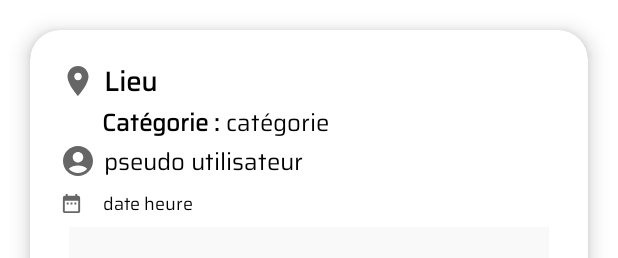
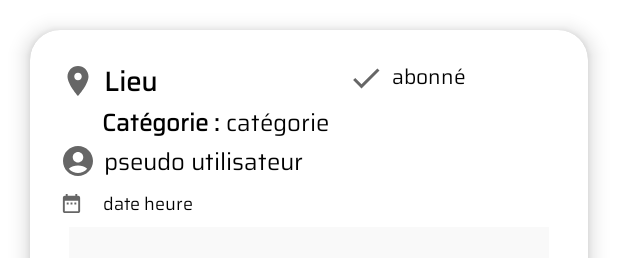
Before and after one commit to manoaiharivola/Front-m1p10android-Mirana-Manoa, an Android app: the layout publication_list_items.xml on its own in the app's theme, with its tools: preview values and no code run, on a phone screen of 412 x 824 dp. Shown: the top 258 px of the screen. Run offline under Robolectric (Android 15) with nearby library versions, the phone set to English and light mode, and no system bars.

Commit message:
affichage abonné sur liste ppublications

```diff
--- a/app/src/main/java/emds/example/com/custom/CustomListePublicationViewHolder.java
+++ b/app/src/main/java/emds/example/com/custom/CustomListePublicationViewHolder.java
@@ -11,7 +11,7 @@ import androidx.recyclerview.widget.RecyclerView;
 import emds.example.com.R;
 
 public class CustomListePublicationViewHolder extends RecyclerView.ViewHolder {
-    TextView publication_lieu, publication_utilisateur, publication_date, publication_description, publication_categorie;
+    TextView publication_lieu, publication_utilisateur, publication_date, publication_description, publication_categorie, lieu_is_abonne;
     ImageView publication_image;
     CardView cardView;
 
@@ -25,6 +25,6 @@ public class CustomListePublicationViewHolder extends RecyclerView.ViewHolder {
         publication_image = itemView.findViewById(R.id.publication_image);
         cardView = itemView.findViewById(R.id.main_container);
         publication_categorie = itemView.findViewById(R.id.publication_categorie);
-
+        lieu_is_abonne = itemView.findViewById(R.id.lieu_is_abonne);
     }
 }
--- /dev/null
+++ b/app/src/main/res/drawable/ic_baseline_check_24.xml
@@ -0,0 +1,10 @@
+<vector xmlns:android="http://schemas.android.com/apk/res/android"
+    android:width="24dp"
+    android:height="24dp"
+    android:viewportWidth="24"
+    android:viewportHeight="24"
+    android:tint="?attr/colorControlNormal">
+  <path
+      android:fillColor="@android:color/white"
+      android:pathData="M9,16.17L4.83,12l-1.42,1.41L9,19 21,7l-1.41,-1.41z"/>
+</vector>
--- a/app/src/main/res/layout/publication_list_items.xml
+++ b/app/src/main/res/layout/publication_list_items.xml
@@ -15,17 +15,48 @@
         android:orientation="vertical"
         android:weightSum="3">
 
+        <LinearLayout
+            android:layout_width="match_parent"
+            android:layout_height="wrap_content"
+            android:orientation="horizontal">
+
+            <LinearLayout
+                android:layout_width="383dp"
+                android:layout_height="wrap_content"
+                android:layout_weight="1"
+                android:orientation="horizontal">
+
                 <TextView
                     android:id="@+id/publication_lieu"
                     android:layout_width="match_parent"
                     android:layout_height="wrap_content"
                     android:drawableStart="@drawable/ic_baseline_location_on_24"
                     android:drawablePadding="5dp"
-            android:maxLines="2"
+                    android:maxLines="3"
                     android:text="Lieu"
                     android:textColor="@color/black"
                     android:textSize="18sp"
                     android:textStyle="bold" />
+            </LinearLayout>
+
+            <LinearLayout
+                android:layout_width="match_parent"
+                android:layout_height="wrap_content"
+                android:layout_weight="1"
+                android:orientation="horizontal">
+
+                <TextView
+                    android:id="@+id/lieu_is_abonne"
+                    android:layout_width="match_parent"
+                    android:layout_height="wrap_content"
+                    android:drawableStart="@drawable/ic_baseline_check_24"
+                    android:drawablePadding="5dp"
+                    android:maxLines="1"
+                    android:text="abonné"
+                    android:textColor="@color/black"
+                    android:textSize="14sp" />
+            </LinearLayout>
+        </LinearLayout>
 
         <LinearLayout
             android:layout_width="match_parent"
```
Also changed, not shown: app/src/main/java/emds/example/com/custom/CustomListePublicationAdapter.java (+9 -0 lines), app/src/main/java/emds/example/com/modele/Lieu.java (+9 -0 lines), app/src/main/java/emds/example/com/modele/Publication.java (+9 -0 lines). Lines whose indentation alone changed are shown as unchanged.
